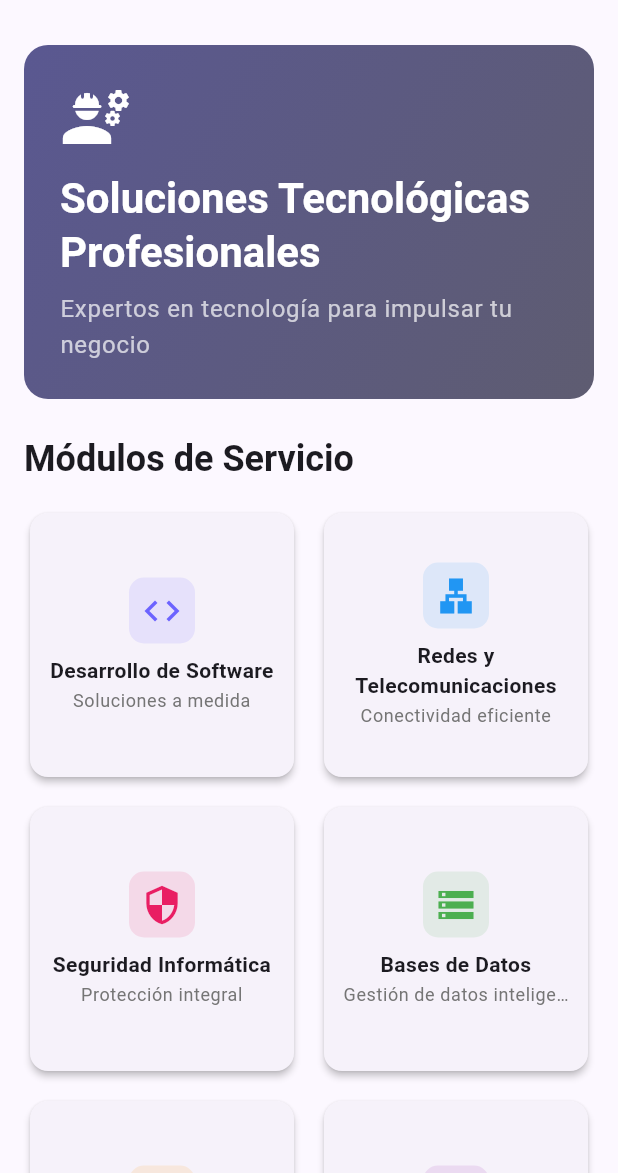
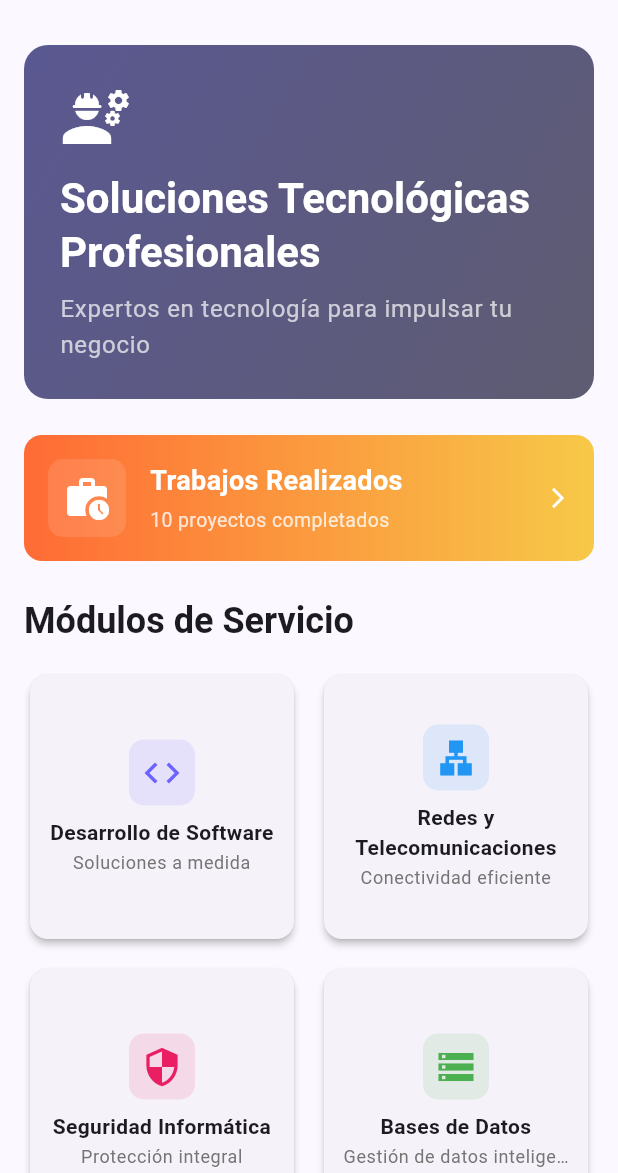
Before and after one commit to geniohd-beep/sistemashd, a Flutter app: the screen it shows after launch, on a phone screen of 412 x 824 dp, the part 63-1236 px from its top. Run offline on Flutter 3.47's test engine with Material 3 defaults, Android fonts, the phone set to English and light mode, and no system bars.

Commit message:
Agrega sección Trabajos Realizados con 10 proyectos y detalle de actividades

```diff
--- /dev/null
+++ b/lib/models/work.dart
@@ -0,0 +1,220 @@
+import 'package:flutter/material.dart';
+
+class WorkItem {
+  final String title;
+  final String category;
+  final String description;
+  final List<String> activities;
+  final String imageUrl;
+  final String date;
+  final Color color;
+
+  const WorkItem({
+    required this.title,
+    required this.category,
+    required this.description,
+    required this.activities,
+    required this.imageUrl,
+    required this.date,
+    required this.color,
+  });
+}
+
+final List<WorkItem> works = [
+  WorkItem(
+    title: 'Sistema de Ventas POS',
+    category: 'Desarrollo de Software',
+    description:
+        'Desarrollo completo de un sistema de punto de venta para un '
+        'restaurante local. Incluye gestión de inventario, facturación '
+        'electrónica y reportes de ventas en tiempo real.',
+    activities: [
+      'Relevamiento de requisitos con el cliente',
+      'Diseño de base de datos relacional',
+      'Desarrollo frontend con Flutter',
+      'Desarrollo backend con Node.js y PostgreSQL',
+      'Implementación de facturación electrónica (SUNAT)',
+      'Capacitación al personal del restaurante',
+      'Despliegue en servidor local',
+    ],
+    imageUrl: 'https://placehold.co/600x400/6C63FF/white?text=POS+Sistema',
+    date: 'Enero 2026',
+    color: Color(0xFF6C63FF),
+  ),
+  WorkItem(
+    title: 'Red Corporativa',
+    category: 'Redes y Telecomunicaciones',
+    description:
+        'Diseño e implementación de la red LAN para una empresa de 50 '
+        'empleados. Incluye cableado estructurado, configuración de '
+        'switches gestionados y segmentación de VLANs.',
+    activities: [
+      'Estudio del plano y necesidades de conectividad',
+      'Diseño del esquema de red',
+      'Instalación de cableado estructurado Cat6',
+      'Configuración de switches Cisco SG350',
+      'Segmentación en VLANs por departamentos',
+      'Pruebas de velocidad y latencia',
+      'Documentación de la infraestructura',
+    ],
+    imageUrl: 'https://placehold.co/600x400/2196F3/white?text=Red+Corporativa',
+    date: 'Diciembre 2025',
+    color: Color(0xFF2196F3),
+  ),
+  WorkItem(
+    title: 'Auditoría de Seguridad',
+    category: 'Seguridad Informática',
+    description:
+        'Auditoría completa de seguridad perimetral y interna para una '
+        'fintech. Se identificaron vulnerabilidades críticas y se '
+        'implementaron medidas correctivas.',
+    activities: [
+      'Escaneo de puertos y servicios expuestos',
+      'Pruebas de penetración en aplicaciones web',
+      'Análisis de políticas de acceso',
+      'Implementación de firewall Fortinet',
+      'Configuración de IDS/IPS',
+      'Hardening de servidores Linux',
+      'Reporte ejecutivo con recomendaciones',
+    ],
+    imageUrl: 'https://placehold.co/600x400/E91E63/white?text=Auditoria',
+    date: 'Noviembre 2025',
+    color: Color(0xFFE91E63),
+  ),
+  WorkItem(
+    title: 'Migración de Base de Datos',
+    category: 'Bases de Datos',
+    description:
+        'Migración exitosa de SQL Server a PostgreSQL para un sistema '
+        'de gestión documental. Sin pérdida de datos y con solo 2 horas '
+        'de inactividad.',
+    activities: [
+      'Análisis de esquema y dependencias',
+      'Exportación de datos desde SQL Server',
+      'Transformación de tipos de datos',
+      'Importación a PostgreSQL',
+      'Validación de integridad referencial',
+      'Optimización de consultas críticas',
+      'Configuración de backups automáticos',
+    ],
+    imageUrl: 'https://placehold.co/600x400/4CAF50/white?text=DB+Migration',
+    date: 'Octubre 2025',
+    color: Color(0xFF4CAF50),
+  ),
+  WorkItem(
+    title: 'Migración a la Nube',
+    category: 'Cloud Computing',
+    description:
+        'Migración de infraestructura on-premise a AWS para una startup '
+        'de tecnología educativa. Reducción de costos en un 40%.',
+    activities: [
+      'Evaluación de recursos existentes',
+      'Diseño de arquitectura en AWS',
+      'Configuración de VPC y subredes',
+      'Migración de bases de datos a RDS',
+      'Implementación de CI/CD con AWS CodePipeline',
+      'Configuración de auto-scaling',
+      'Documentación y transferencia de conocimiento',
+    ],
+    imageUrl: 'https://placehold.co/600x400/00BCD4/white?text=Cloud+Migration',
+    date: 'Septiembre 2025',
+    color: Color(0xFF00BCD4),
+  ),
+  WorkItem(
+    title: 'Recuperación de Datos',
+    category: 'Trabajos Freelancer',
+    description:
+        'Recuperación exitosa de datos de un disco duro WD de 1TB con '
+        'fallo mecánico. Se rescataron más de 500GB de información '
+        'corporativa crítica.',
+    activities: [
+      'Diagnóstico del fallo del disco',
+      'Clonación sector a sector con herramienta especializada',
+      'Reconstrucción de tabla de particiones',
+      'Extracción de archivos dañados',
+      'Reparación de archivos corruptos',
+      'Verificación de integridad de datos',
+      'Respaldo en disco nuevo y en la nube',
+    ],
+    imageUrl: 'https://placehold.co/600x400/795548/white?text=Data+Recovery',
+    date: 'Agosto 2025',
+    color: Color(0xFF795548),
+  ),
+  WorkItem(
+    title: 'App de Delivery',
+    category: 'Desarrollo de Software',
+    description:
+        'Desarrollo de aplicación móvil para servicio de delivery '
+        'local. Con geolocalización en tiempo real y pasarela de pagos.',
+    activities: [
+      'Diseño de UI/UX en Figma',
+      'Desarrollo en Flutter (Android e iOS)',
+      'Integración de Google Maps API',
+      'Implementación de pasarela de pagos (Mercado Pago)',
+      'Notificaciones push con Firebase',
+      'Panel administrativo web',
+      'Publicación en Play Store y App Store',
+    ],
+    imageUrl: 'https://placehold.co/600x400/FF9800/white?text=Delivery+App',
+    date: 'Julio 2025',
+    color: Color(0xFFFF9800),
+  ),
+  WorkItem(
+    title: 'Ensamblaje de PC Gamer',
+    category: 'Trabajos Freelancer',
+    description:
+        'Ensamblaje y configuración de PC de alta gama para '
+        'edición de video y gaming. Incluye cable management y tuning.',
+    activities: [
+      'Selección de componentes según presupuesto',
+      'Ensamblaje de placa madre y procesador',
+      'Instalación de sistema de refrigeración líquida',
+      'Cable management profesional',
+      'Instalación de Windows 11 y drivers',
+      'Benchmarking y pruebas de estabilidad',
+      'Overclocking seguro de GPU y RAM',
+    ],
+    imageUrl: 'https://placehold.co/600x400/9C27B0/white?text=PC+Gamer',
+    date: 'Junio 2025',
+    color: Color(0xFF9C27B0),
+  ),
+  WorkItem(
+    title: 'Dashboard de Ventas',
+    category: 'Consultoría TI',
+    description:
+        'Desarrollo de dashboard interactivo en Power BI para la '
+        'gerencia de una cadena de tiendas retail. Visualización de '
+        'KPI en tiempo real.',
+    activities: [
+      'Relevamiento de indicadores clave',
+      'Limpieza y transformación de datos',
+      'Modelado de datos en Power BI',
+      'Creación de medidas DAX',
+      'Diseño de visualizaciones interactivas',
+      'Publicación en Power BI Service',
+      'Capacitación al equipo gerencial',
+    ],
+    imageUrl: 'https://placehold.co/600x400/607D8B/white?text=Dashboard',
+    date: 'Mayo 2025',
+    color: Color(0xFF607D8B),
+  ),
+  WorkItem(
+    title: 'Soporte Técnico Empresarial',
+    category: 'Soporte Técnico',
+    description:
+        'Mantenimiento preventivo y correctivo de 30 equipos de '
+        'cómputo para una oficina contable. Incluyó migración a SSD.',
+    activities: [
+      'Diagnóstico de equipos lentos',
+      'Reemplazo de HDD por SSD',
+      'Ampliación de memoria RAM',
+      'Instalación de Windows 11 Pro',
+      'Migración de datos de usuarios',
+      'Configuración de backups en OneDrive',
+      'Limpieza física de equipos',
+    ],
+    imageUrl: 'https://placehold.co/600x400/F44336/white?text=Soporte+Tecnico',
+    date: 'Abril 2025',
+    color: Color(0xFFF44336),
+  ),
+];
--- a/lib/pages/home_page.dart
+++ b/lib/pages/home_page.dart
@@ -1,6 +1,8 @@
 import 'package:flutter/material.dart';
 import '../models/module.dart';
+import '../models/work.dart';
 import 'module_detail_page.dart';
+import 'works_page.dart';
 
 class HomePage extends StatelessWidget {
   const HomePage({super.key});
@@ -21,6 +23,8 @@ class HomePage extends StatelessWidget {
           crossAxisAlignment: CrossAxisAlignment.start,
           children: [
             _buildHeader(context),
+            const SizedBox(height: 24),
+            _buildWorksBanner(context),
             const SizedBox(height: 24),
             Text(
               'Módulos de Servicio',
@@ -88,6 +92,71 @@ class HomePage extends StatelessWidget {
     );
   }
 
+  Widget _buildWorksBanner(BuildContext context) {
+    return InkWell(
+      onTap: () {
+        Navigator.push(
+          context,
+          MaterialPageRoute(builder: (_) => WorksPage(works: works)),
+        );
+      },
+      borderRadius: BorderRadius.circular(12),
+      child: Container(
+        width: double.infinity,
+        padding: const EdgeInsets.all(16),
+        decoration: BoxDecoration(
+          gradient: const LinearGradient(
+            colors: [Color(0xFFFF6B35), Color(0xFFF7C948)],
+            begin: Alignment.centerLeft,
+            end: Alignment.centerRight,
+          ),
+          borderRadius: BorderRadius.circular(12),
+        ),
+        child: Row(
+          children: [
+            Container(
+              padding: const EdgeInsets.all(10),
+              decoration: BoxDecoration(
+                color: Colors.white.withAlpha(30),
+                borderRadius: BorderRadius.circular(10),
+              ),
+              child: const Icon(
+                Icons.work_history,
+                color: Colors.white,
+                size: 32,
+              ),
+            ),
+            const SizedBox(width: 16),
+            Expanded(
+              child: Column(
+                crossAxisAlignment: CrossAxisAlignment.start,
+                children: [
+                  const Text(
+                    'Trabajos Realizados',
+                    style: TextStyle(
+                      color: Colors.white,
+                      fontSize: 18,
+                      fontWeight: FontWeight.bold,
+                    ),
+                  ),
+                  const SizedBox(height: 4),
+                  Text(
+                    '${works.length} proyectos completados',
+                    style: TextStyle(
+                      color: Colors.white.withAlpha(200),
+                      fontSize: 13,
+                    ),
+                  ),
+                ],
+              ),
+            ),
+            Icon(Icons.arrow_forward_ios, color: Colors.white, size: 16),
+          ],
+        ),
+      ),
+    );
+  }
+
   Widget _buildModuleCard(BuildContext context, Module module) {
     return Card(
       elevation: 2,
```
Also changed, not shown: lib/pages/work_detail_page.dart (added, +190 -0 lines), lib/pages/works_page.dart (added, +139 -0 lines), 1 other file.
